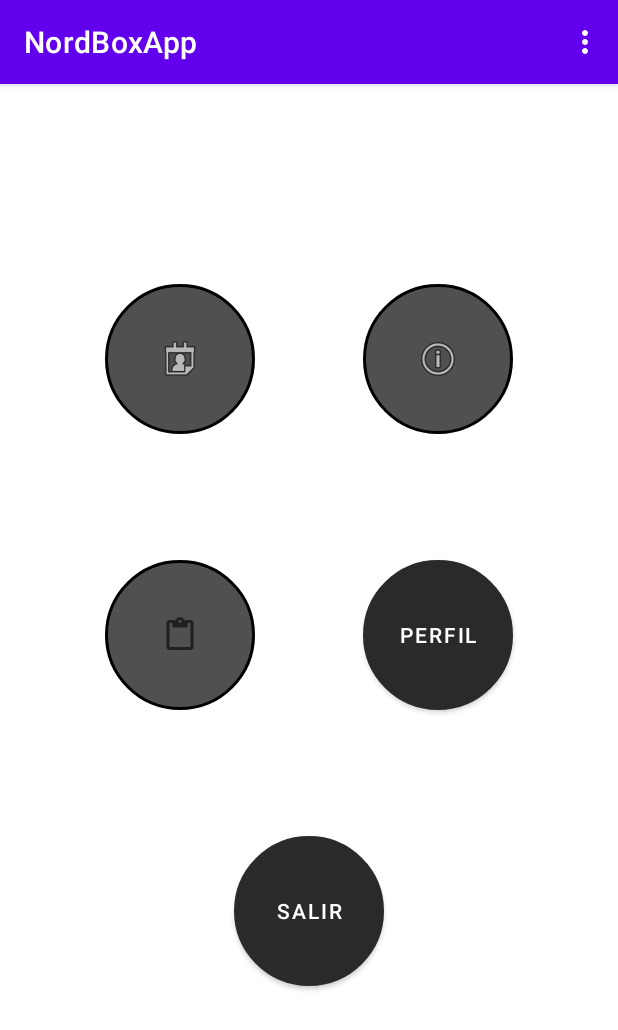
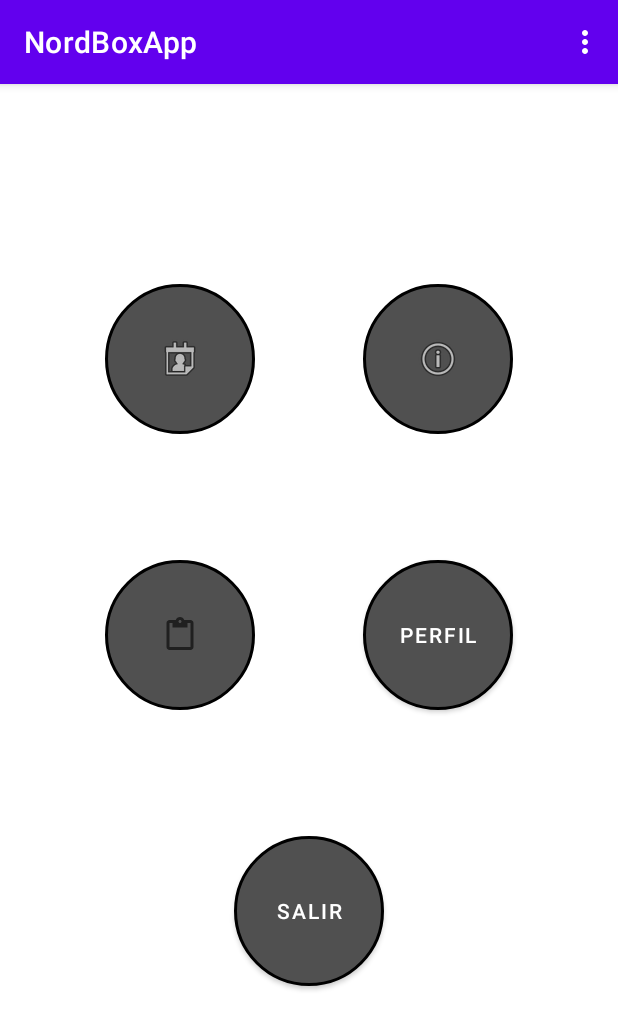
Before and after one commit to AlexCampos98/NordBoxApp, an Android app: the menuActivity screen opened directly, with no data from a screen before it, on a phone screen of 412 x 824 dp. Shown: the top 1030 px of the screen. Run offline under Robolectric (Android 15) with nearby library versions, the phone set to English and light mode, and no system bars.

Commit message:
Activity Menu, creada, falta perfeccionar los botones y añadir los intent

```diff
--- a/app/src/main/res/values/colors.xml
+++ b/app/src/main/res/values/colors.xml
@@ -7,5 +7,5 @@
     <color name="teal_700">#FF018786</color>
     <color name="black">#FF000000</color>
     <color name="white">#FFFFFFFF</color>
-    <color name="transparente">#2B2A2A</color>
+    <color name="transparente"></color>
 </resources>
```
